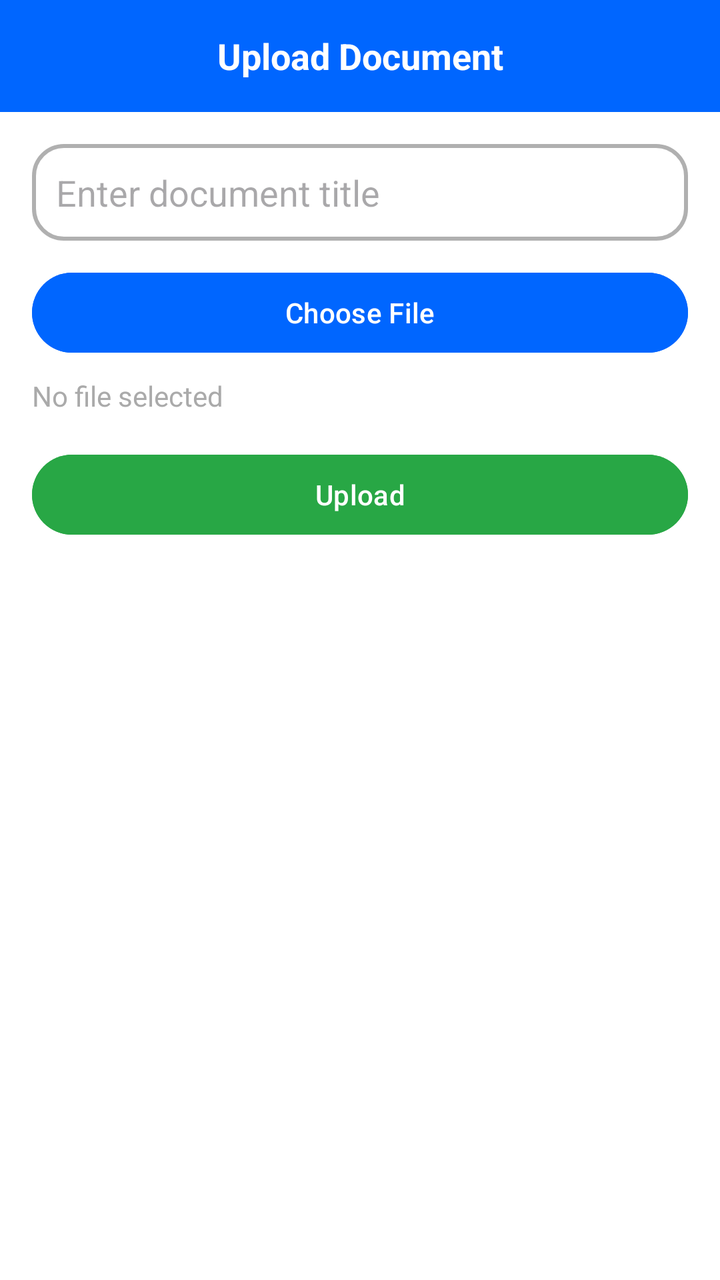
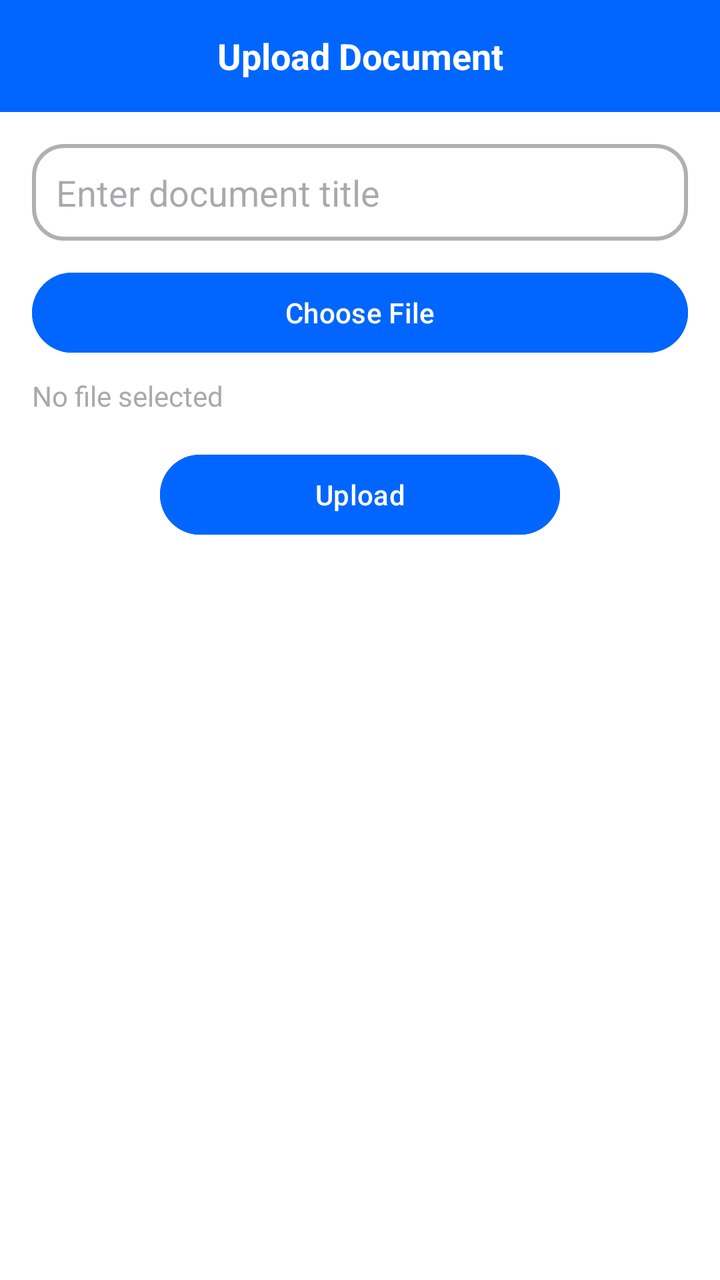

Before-and-after screenshots of an Android layout around one commit, followed by the original layout XML and the change that was made.
<!-- AndroidManifest.xml: application theme Theme.AcadenceApp -->
<!-- res/layout/activity_upload.xml -->
<?xml version="1.0" encoding="utf-8"?>
<androidx.constraintlayout.widget.ConstraintLayout
    xmlns:android="http://schemas.android.com/apk/res/android"
    xmlns:app="http://schemas.android.com/apk/res-auto"
    android:id="@+id/uploadRoot"
    android:layout_width="match_parent"
    android:layout_height="match_parent"
    android:background="@android:color/white">

    
    <TextView
        android:id="@+id/titleText"
        android:layout_width="0dp"
        android:layout_height="56dp"
        android:background="#0066FF"
        android:gravity="center"
        android:text="Upload Document"
        android:textColor="@android:color/white"
        android:textSize="18sp"
        android:textStyle="bold"
        app:layout_constraintTop_toTopOf="parent"
        app:layout_constraintStart_toStartOf="parent"
        app:layout_constraintEnd_toEndOf="parent" />

    
    <EditText
        android:id="@+id/fileTitle"
        android:layout_width="0dp"
        android:layout_height="wrap_content"
        android:hint="Enter document title"
        android:layout_margin="16dp"
        android:padding="12dp"
        android:background="@drawable/rounded_edittext"
        android:inputType="text"
        app:layout_constraintTop_toBottomOf="@id/titleText"
        app:layout_constraintStart_toStartOf="parent"
        app:layout_constraintEnd_toEndOf="parent" />

    
    <Button
        android:id="@+id/pickFileButton"
        android:layout_width="0dp"
        android:layout_height="wrap_content"
        android:layout_marginHorizontal="16dp"
        android:layout_marginTop="12dp"
        android:text="Choose File"
        android:backgroundTint="#0066FF"
        android:textColor="@android:color/white"
        app:layout_constraintTop_toBottomOf="@id/fileTitle"
        app:layout_constraintStart_toStartOf="parent"
        app:layout_constraintEnd_toEndOf="parent" />

    
    <TextView
        android:id="@+id/filePathText"
        android:layout_width="0dp"
        android:layout_height="wrap_content"
        android:layout_marginHorizontal="16dp"
        android:layout_marginTop="8dp"
        android:text="No file selected"
        android:textSize="14sp"
        android:textColor="@android:color/darker_gray"
        app:layout_constraintTop_toBottomOf="@id/pickFileButton"
        app:layout_constraintStart_toStartOf="parent"
        app:layout_constraintEnd_toEndOf="parent" />

    
    <Button
        android:id="@+id/uploadButton"
        android:layout_width="0dp"
        android:layout_height="wrap_content"
        android:layout_margin="16dp"
        android:text="Upload"
        android:backgroundTint="#28A745"
        android:textColor="@android:color/white"
        app:layout_constraintTop_toBottomOf="@id/filePathText"
        app:layout_constraintStart_toStartOf="parent"
        app:layout_constraintEnd_toEndOf="parent" />

    
    <ProgressBar
        android:id="@+id/progressBar"
        style="?android:attr/progressBarStyleHorizontal"
        android:layout_width="0dp"
        android:layout_height="wrap_content"
        android:layout_marginHorizontal="16dp"
        android:visibility="gone"
        app:layout_constraintTop_toBottomOf="@id/uploadButton"
        app:layout_constraintStart_toStartOf="parent"
        app:layout_constraintEnd_toEndOf="parent" />

</androidx.constraintlayout.widget.ConstraintLayout>
<!-- resources referenced by this layout -->
<resources>
  <!-- drawable rounded_edittext (drawable) -->
  <?xml version="1.0" encoding="utf-8"?>
  <shape xmlns:android="http://schemas.android.com/apk/res/android" android:shape="rectangle">
      <solid android:color="#FFFFFF"/> 
      <corners android:radius="15dp"/>
      <stroke android:width="2dp" android:color="#B0B0B0"/>
      <padding android:left="16dp" android:top="16dp"
          android:right="16dp" android:bottom="16dp"/>
  </shape>
  <style name="Theme.AcadenceApp" parent="Base.Theme.AcadenceApp" />
  <style name="Base.Theme.AcadenceApp" parent="Theme.Material3.DayNight.NoActionBar">
          <item name="colorPrimary">#0066FF</item>   
          <item name="colorPrimaryVariant">#004C99</item> 
          <item name="colorOnPrimary">#FFFFFF</item> 
      </style>
</resources>

<!-- the commit's change to res/layout/activity_upload.xml (unified diff, before → after) -->
@@ -27,14 +27,14 @@
         android:id="@+id/fileTitle"
         android:layout_width="0dp"
         android:layout_height="wrap_content"
+        android:layout_margin="16dp"
+        android:background="@drawable/rounded_edittext"
         android:hint="Enter document title"
-        android:layout_margin="16dp"
+        android:inputType="text"
         android:padding="12dp"
-        android:background="@drawable/rounded_edittext"
-        android:inputType="text"
-        app:layout_constraintTop_toBottomOf="@id/titleText"
+        app:layout_constraintEnd_toEndOf="parent"
         app:layout_constraintStart_toStartOf="parent"
-        app:layout_constraintEnd_toEndOf="parent" />
+        app:layout_constraintTop_toBottomOf="@id/titleText" />
 
     
     <Button
@@ -67,11 +67,11 @@
     
     <Button
         android:id="@+id/uploadButton"
-        android:layout_width="0dp"
+        android:layout_width="200dp"
         android:layout_height="wrap_content"
         android:layout_margin="16dp"
         android:text="Upload"
-        android:backgroundTint="#28A745"
+        android:backgroundTint="#0066FF"
         android:textColor="@android:color/white"
         app:layout_constraintTop_toBottomOf="@id/filePathText"
         app:layout_constraintStart_toStartOf="parent"
